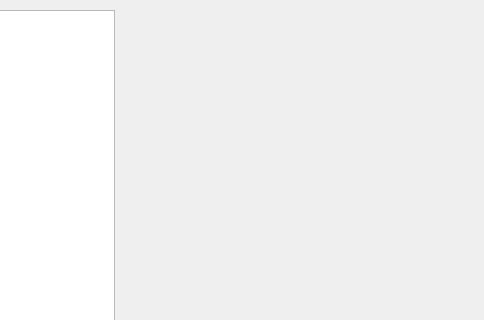
The window that main.ui (okumuralapis/coffee) describes before a commit, drawn with Qt 5; both pictures show x 316 to 800 and y 0 to 320 of the 800 by 600 pixel window.
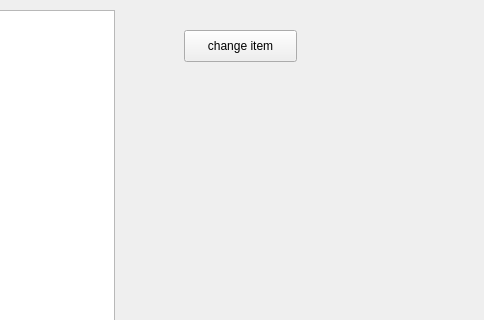
The same window after the commit.

Commit message: third commit (+new design)

The edit to the form file:
```diff
--- a/main.ui
+++ b/main.ui
@@ -24,6 +24,19 @@
      </rect>
     </property>
    </widget>
+   <widget class="QPushButton" name="changebtn">
+    <property name="geometry">
+     <rect>
+      <x>500</x>
+      <y>30</y>
+      <width>113</width>
+      <height>32</height>
+     </rect>
+    </property>
+    <property name="text">
+     <string>change item</string>
+    </property>
+   </widget>
   </widget>
   <widget class="QMenuBar" name="menubar">
    <property name="geometry">
```
The commit also changes 2 other files.
